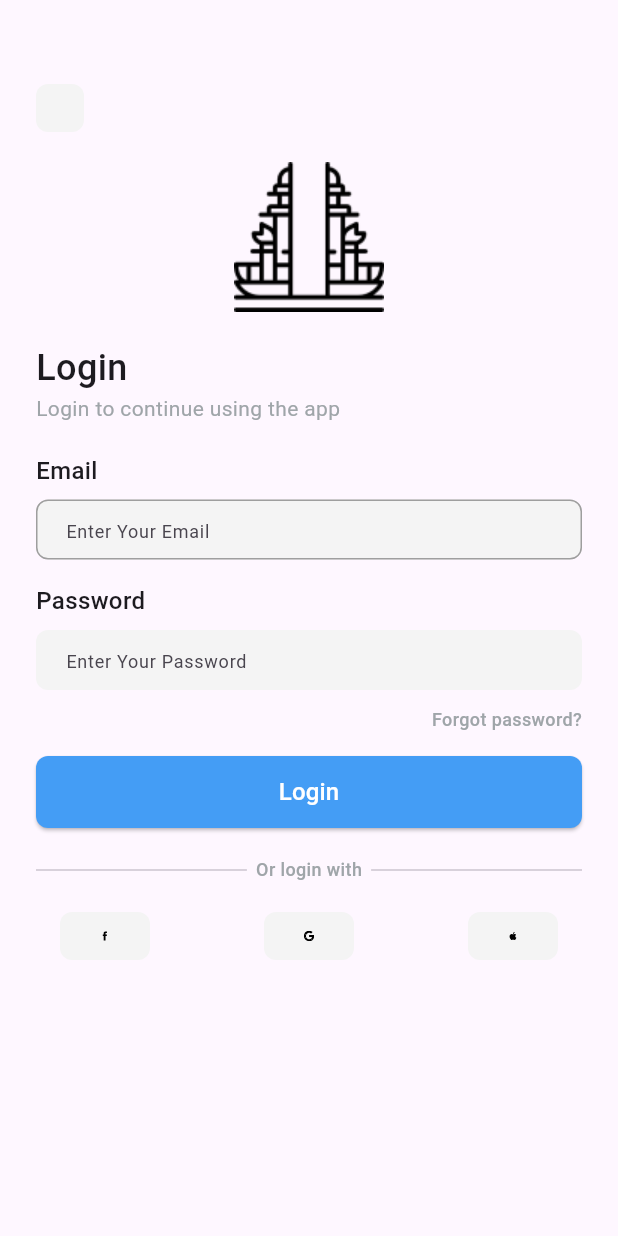
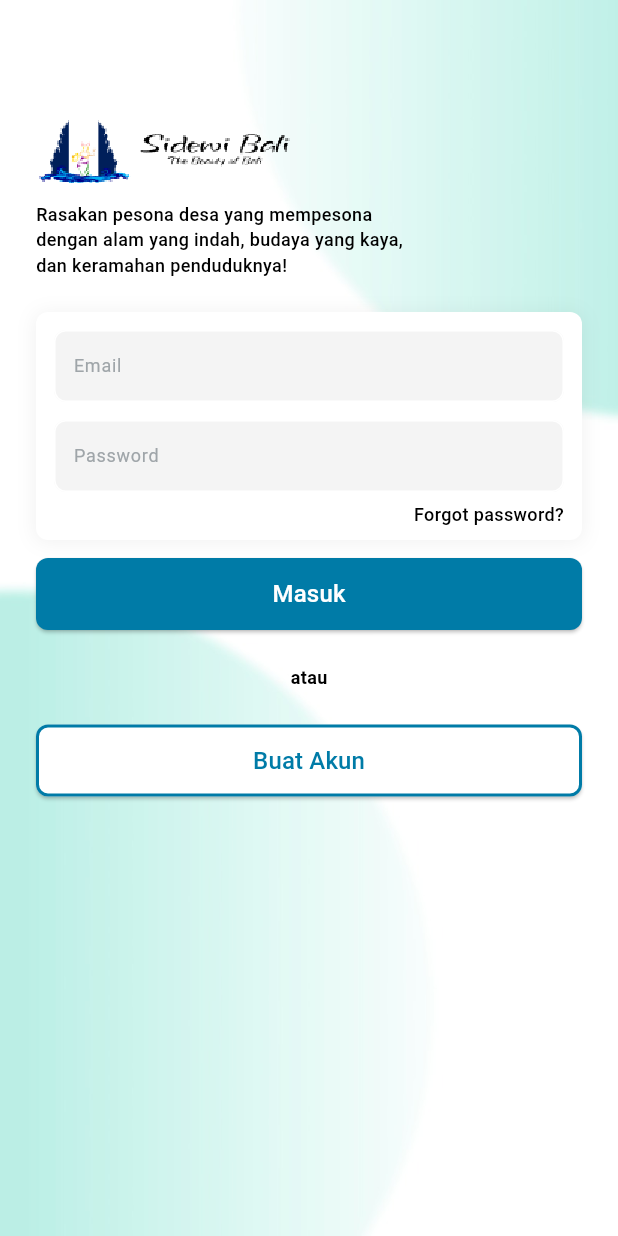
Before and after one commit to Sistem-Informasi-Desa-Wisata/sidewi-mobile-app, a Flutter app: the screen it shows after launch, on a phone screen of 412 x 824 dp. Run offline on Flutter 3.47's test engine with Material 3 defaults, Android fonts, the phone set to English and light mode, and no system bars; our stand-ins replace flutter_svg; Roboto replaces fonts that are missing (Montserrat).

Commit message:
recreate login screen, without stateful

```diff
--- a/lib/colors.dart
+++ b/lib/colors.dart
@@ -3,5 +3,5 @@ import 'package:flutter/material.dart';
 class MyColors {
   static const Color mainGrey = Color(0xFFF4F4F4);
   static const Color textGrey = Color(0xFF9FA5A9);
-  static const Color buttonColor = Color(0xFF449DF5);
+  static const Color buttonColor = Color(0xFF007BA7);
 }
--- a/lib/main.dart
+++ b/lib/main.dart
@@ -17,7 +17,7 @@ class MyApp extends StatelessWidget {
         colorScheme: ColorScheme.fromSeed(seedColor: Colors.deepPurple),
         useMaterial3: true,
       ),
-      home: const DefaultHome(),
+      home: DefaultHome(),
     );
   }
 }
@@ -28,7 +28,7 @@ class DefaultHome extends StatelessWidget {
   @override
   Widget build(BuildContext context) {
     return Scaffold(
-      resizeToAvoidBottomInset: true,
+      resizeToAvoidBottomInset: false,
       body: MainScreen(),
     );
   }
--- /dev/null
+++ b/lib/ui/screens/fake_screen.dart
@@ -0,0 +1,62 @@
+import 'package:flutter/cupertino.dart';
+import 'package:flutter/material.dart';
+import 'package:flutter/widgets.dart';
+import 'package:flutter_svg/flutter_svg.dart';
+import 'package:sidewi_mobile_app/ui/widgets/button_back_widget.dart';
+import 'package:sidewi_mobile_app/ui/widgets/button_widget.dart';
+import 'package:sidewi_mobile_app/ui/widgets/input_section_widget.dart';
+import 'package:sidewi_mobile_app/ui/widgets/text_widget.dart';
+
+class FakeScreen extends StatelessWidget {
+  const FakeScreen({super.key});
+
+  @override
+  Widget build(BuildContext context) {
+    return Scaffold(
+      body: Container(
+        width: double.infinity,
+        height: double.infinity,
+        decoration: BoxDecoration(
+          image: DecorationImage(
+            image: AssetImage('assets/images/background_decoration.jpeg'),
+            fit: BoxFit
+                .cover, // Mengisi container dengan gambar tanpa mempertahankan aspek rasio
+          ),
+        ),
+      ),
+    );
+  }
+}
+
+class FakeLoginScreen extends StatelessWidget {
+  const FakeLoginScreen({super.key});
+
+  @override
+  Widget build(BuildContext context) {
+    return Column(
+      mainAxisAlignment: MainAxisAlignment.spaceBetween,
+      children: [
+        Row(
+          mainAxisAlignment: MainAxisAlignment.end,
+          children: [
+            Container(
+              child: SvgPicture.asset(
+                'assets/icons/ic_circle_decoration1.svg',
+              ),
+            ),
+          ],
+        ),
+        Row(
+          mainAxisAlignment: MainAxisAlignment.start,
+          children: [
+            Container(
+              child: SvgPicture.asset(
+                'assets/icons/ic_circle_decoration2.svg',
+              ),
+            ),
+          ],
+        ),
+      ],
+    );
+  }
+}
--- a/lib/ui/screens/login_screen.dart
+++ b/lib/ui/screens/login_screen.dart
@@ -1,110 +1,148 @@
 import 'package:flutter/cupertino.dart';
 import 'package:flutter/material.dart';
 import 'package:flutter/widgets.dart';
+import 'package:flutter_svg/flutter_svg.dart';
 import 'package:sidewi_mobile_app/ui/widgets/button_back_widget.dart';
 import 'package:sidewi_mobile_app/ui/widgets/button_widget.dart';
 import 'package:sidewi_mobile_app/ui/widgets/input_section_widget.dart';
-import 'package:sidewi_mobile_app/ui/widgets/text_header_widget.dart';
+import 'package:sidewi_mobile_app/ui/widgets/text_widget.dart';
 
 class LoginScreen extends StatelessWidget {
   const LoginScreen({super.key});
 
   @override
   Widget build(BuildContext context) {
-    return SingleChildScrollView(
+    return Scaffold(
+      resizeToAvoidBottomInset: false,
+      body: Stack(children: [
+        Container(
+          width: double.infinity,
+          height: double.infinity,
+          decoration: BoxDecoration(
+            image: DecorationImage(
+              image: AssetImage('assets/images/background_decoration.jpeg'),
+              fit: BoxFit
+                  .cover, // Mengisi container dengan gambar tanpa mempertahankan aspek rasio
+            ),
+          ),
+        ),
+        Padding(
+          padding: const EdgeInsets.symmetric(horizontal: 24, vertical: 80),
+          child: SingleChildScrollView(
             reverse: true,
-      child: Padding(
-          padding: EdgeInsets.symmetric(
-            horizontal: 24,
-            vertical: 56,
-          ),
+            child: Container(
               child: Column(
                 crossAxisAlignment: CrossAxisAlignment.start,
                 children: [
-              ButtonBackWidget(),
+                  Padding(
+                    padding: const EdgeInsets.only(bottom: 12),
+                    child: Image.asset(
+                      'assets/images/logoBaru.png',
+                      filterQuality: FilterQuality.none,
+                    ),
+                  ),
                   SizedBox(
-                height: 20,
+                    width: 256,
+                    height: 50,
+                    child: Text(
+                      "Rasakan pesona desa yang mempesona dengan alam yang indah, budaya yang kaya, dan keramahan penduduknya!",
+                      style: const TextStyle(
+                        fontFamily: "Montserrat",
+                        fontSize: 12,
+                        fontWeight: FontWeight.w500,
+                        color: Color(0xff000000),
                       ),
-              Center(child: Image.asset('assets/images/logoDummy.png')),
-              TextHeaderWidget(),
-              InputEmailWdiget(label: "Email", desc: "Enter Your Email"),
+                      textAlign: TextAlign.left,
+                    ),
+                  ),
                   SizedBox(
-                height: 16,
+                    height: 24,
+                  ),
+                  Row(
+                    children: [
+                      Expanded(
+                        child: Padding(
+                          padding: EdgeInsets.only(bottom: 12),
+                          child: Container(
+                            child: Column(
+                              children: [
+                                InputEmailWdiget(
+                                  label: "Email",
+                                  desc: "Email",
                                 ),
                                 InputPasswordWdiget(
-                  label: "Password", desc: "Enter Your Password"),
-              SizedBox(
-                height: 12,
-              ),
+                                    label: "Password", desc: "Password"),
                                 Row(
                                   mainAxisAlignment: MainAxisAlignment.end,
                                   children: [
-                  Text(
-                    "Forgot password?",
-                    style: const TextStyle(
-                      fontFamily: "Roboto",
-                      fontSize: 12,
-                      fontWeight: FontWeight.w500,
-                      color: Color(0xff9fa5a9),
-                      height: 16 / 12,
+                                    TextSecondary(
+                                      text: "Forgot password?",
+                                    )
+                                  ],
+                                )
+                              ],
+                            ),
+                            height: 152,
+                            decoration: BoxDecoration(
+                              color: Colors.white,
+                              borderRadius: BorderRadius.circular(8),
+                              boxShadow: [
+                                BoxShadow(
+                                  offset: Offset(0,
+                                      1), // Perpindahan bayangan pada sumbu x dan y
+                                  blurRadius: 10, // Besarnya blur
+                                  spreadRadius:
+                                      1, // Jarak penyebaran bayangan dari objek
+                                  color: Color(
+                                      0x0D000000), // Warna bayangan dengan opacity (alpha) 0D
+                                ),
+                              ],
+                            ),
+                          ),
                         ),
                       ),
                     ],
                   ),
-              SizedBox(
-                height: 16,
-              ),
-              ButtonMainWidget(),
-              SizedBox(
-                height: 20,
-              ),
                   Row(
-                mainAxisAlignment: MainAxisAlignment.spaceBetween,
                     children: [
                       Expanded(
-                    child: Divider(
-                      height: 2,
+                          child: SizedBox(
+                              child: ButtonMainWidget(
+                        label: "Masuk",
+                      )))
+                    ],
                   ),
+                  Center(
+                    child: Padding(
+                      padding: EdgeInsets.symmetric(vertical: 24),
+                      child: Text(
+                        "atau",
+                        style: const TextStyle(
+                          fontFamily: "Montserrat",
+                          fontSize: 12,
+                          fontWeight: FontWeight.w600,
+                          color: Color(0xff000000),
+                          height: 15 / 12,
                         ),
-                  Padding(
-                    padding: const EdgeInsets.symmetric(horizontal: 6),
-                    child: Text(
-                      "Or login with",
-                      style: const TextStyle(
-                        fontFamily: "Roboto",
-                        fontSize: 12,
-                        fontWeight: FontWeight.w500,
-                        color: Color(0xff9fa5a9),
-                        height: 16 / 12,
+                        textAlign: TextAlign.left,
                       ),
                     ),
                   ),
+                  Row(
+                    children: [
                       Expanded(
-                    child: Divider(
-                      height: 2,
-                    ),
-                  )
+                          child: SizedBox(
+                              child: ButtonRectangleWidget(
+                        label: "Buat Akun",
+                      )))
                     ],
                   ),
-              SizedBox(
-                height: 20,
-              ),
-              Padding(
-                padding: const EdgeInsets.symmetric(horizontal: 16),
-                child: Row(
-                  mainAxisAlignment: MainAxisAlignment.spaceBetween,
-                  children: [
-                    ButtonSecondaryWidget(
-                      icon: 'assets/icons/ic_facebook.svg',
-                    ),
-                    ButtonSecondaryWidget(icon: 'assets/icons/ic_gogle.svg'),
-                    ButtonSecondaryWidget(icon: 'assets/icons/ic_apple.svg'),
                 ],
               ),
             ),
-              RichText(text: TextSpan(style: TextStyle(color: Colors.black)))
-            ],
-          )),
+          ),
+        )
+      ]),
     );
   }
 }
--- a/lib/ui/screens/main_screen.dart
+++ b/lib/ui/screens/main_screen.dart
@@ -1,4 +1,5 @@
 import 'package:flutter/material.dart';
+import 'package:sidewi_mobile_app/ui/screens/fake_screen.dart';
 import 'package:sidewi_mobile_app/ui/screens/login_screen.dart';
 
 class MainScreen extends StatelessWidget {
--- a/lib/ui/widgets/button_widget.dart
+++ b/lib/ui/widgets/button_widget.dart
@@ -3,7 +3,9 @@ import 'package:flutter_svg/flutter_svg.dart';
 import 'package:sidewi_mobile_app/colors.dart';
 
 class ButtonMainWidget extends StatelessWidget {
-  const ButtonMainWidget({super.key});
+  const ButtonMainWidget({super.key, required this.label});
+
+  final String label;
 
   @override
   Widget build(BuildContext context) {
@@ -27,8 +29,44 @@ class ButtonMainWidget extends StatelessWidget {
             ),
           ),
           child: Text(
-            'Login',
+            label,
             style: TextStyle(fontSize: 16, color: Colors.white),
+          ),
+        ),
+      ),
+    );
+  }
+}
+
+class ButtonRectangleWidget extends StatelessWidget {
+  const ButtonRectangleWidget({super.key, required this.label});
+
+  final String label;
+
+  @override
+  Widget build(BuildContext context) {
+    return Center(
+      child: SizedBox(
+        width: double.infinity,
+        child: ElevatedButton(
+          onPressed: () {
+            // Aksi yang akan dilakukan ketika tombol ditekan
+          },
+          style: ButtonStyle(
+            backgroundColor: MaterialStateProperty.all<Color>(Colors.white),
+            shape: MaterialStateProperty.all<RoundedRectangleBorder>(
+              RoundedRectangleBorder(
+                borderRadius: BorderRadius.circular(8.0),
+                side: BorderSide(color: MyColors.buttonColor, width: 2),
+              ),
+            ),
+            minimumSize: MaterialStateProperty.all<Size>(
+              Size(double.infinity, 48.0),
+            ),
+          ),
+          child: Text(
+            label,
+            style: TextStyle(fontSize: 16, color: MyColors.buttonColor),
           ),
         ),
       ),
--- a/lib/ui/widgets/input_section_widget.dart
+++ b/lib/ui/widgets/input_section_widget.dart
@@ -1,4 +1,6 @@
+import 'package:flutter/cupertino.dart';
 import 'package:flutter/material.dart';
+import 'package:flutter/widgets.dart';
 import 'package:sidewi_mobile_app/colors.dart';
 import 'package:flutter_svg/flutter_svg.dart';
 
@@ -10,43 +12,44 @@ class InputEmailWdiget extends StatelessWidget {
 
   @override
   Widget build(BuildContext context) {
-    return Column(
-      crossAxisAlignment: CrossAxisAlignment.start,
+    return Padding(
+      padding: const EdgeInsets.all(12),
+      child: Row(
         children: [
-        Text(
-          label,
-          style: TextStyle(fontWeight: FontWeight.w500, fontSize: 16),
-        ),
-        Padding(
-          padding: const EdgeInsets.only(top: 8),
+          Expanded(
             child: Container(
-            height: 40,
+              height: 48,
+              width: 288,
               child: TextField(
                 decoration: InputDecoration(
+                  labelText: desc,
+                  labelStyle: TextStyle(
+                    fontFamily: "Roboto",
+                    fontSize: 12,
+                    fontWeight: FontWeight.w400,
+                    color: Color(0xff9fa5a9),
+                    height: 16 / 12,
+                  ),
                   filled: true,
                   fillColor: MyColors.mainGrey,
                   enabledBorder: OutlineInputBorder(
                     borderRadius: BorderRadius.circular(8),
                     borderSide: BorderSide(
-                      color: Colors.grey), // Outline saat tidak di-fokus
+                        color: Colors.white), // Outline saat tidak di-fokus
                   ),
                   focusedBorder: OutlineInputBorder(
                     borderRadius: BorderRadius.circular(8),
                     borderSide:
                         BorderSide(color: Colors.blue), // Outline saat di-fokus
                   ),
-                hintText: desc,
-                hintStyle: TextStyle(
-                  fontSize: 12, // Ukuran teks 12
-                  fontWeight: FontWeight.w400, // Bobot font 400 (normal)
-                ),
                   contentPadding:
-                    EdgeInsets.symmetric(vertical: 8, horizontal: 16),
+                      EdgeInsets.symmetric(vertical: 16, horizontal: 9),
                 ),
               ),
             ),
-        )
+          ),
         ],
+      ),
     );
   }
 }
@@ -62,47 +65,55 @@ class InputPasswordWdiget extends StatelessWidget {
 
   @override
   Widget build(BuildContext context) {
-    return Column(
-      crossAxisAlignment: CrossAxisAlignment.start,
+    return Padding(
+      padding: const EdgeInsets.symmetric(horizontal: 12),
+      child: Row(
         children: [
-        Text(
-          label,
-          style: TextStyle(fontWeight: FontWeight.w500, fontSize: 16),
-        ),
-        Padding(
-          padding: const EdgeInsets.only(top: 8),
+          Expanded(
             child: Container(
-            height: 40,
+              height: 48,
+              width: 288,
               child: TextField(
                 obscureText: true,
                 obscuringCharacter: '•',
                 decoration: InputDecoration(
+                  labelText: desc,
+                  labelStyle: TextStyle(
+                    fontFamily: "Roboto",
+                    fontSize: 12,
+                    fontWeight: FontWeight.w400,
+                    color: Color(0xff9fa5a9),
+                    height: 16 / 12,
+                  ),
                   filled: true,
                   fillColor: MyColors.mainGrey,
-                border: OutlineInputBorder(
+                  enabledBorder: OutlineInputBorder(
                     borderRadius: BorderRadius.circular(8),
-                    borderSide: BorderSide.none),
-                hintText: desc,
-                hintStyle: TextStyle(
-                  fontSize: 12,
-                  fontWeight: FontWeight.w400,
+                    borderSide: BorderSide(
+                        color: Colors.white), // Outline saat tidak di-fokus
+                  ),
+                  focusedBorder: OutlineInputBorder(
+                    borderRadius: BorderRadius.circular(8),
+                    borderSide:
+                        BorderSide(color: Colors.blue), // Outline saat di-fokus
                   ),
                   contentPadding:
-                    EdgeInsets.symmetric(vertical: 8, horizontal: 16),
+                      EdgeInsets.symmetric(vertical: 16, horizontal: 9),
                   suffixIcon: Padding(
                     padding: const EdgeInsets.all(12.0),
                     child: SvgPicture.asset(
-                    'assets/icons/ic_password.svg',
-                    height: 16,
-                    width: 16,
+                      'assets/icons/ic_password_close.svg',
+                      height: 12,
+                      width: 12,
                       color: Colors.grey,
                     ),
                   ),
                 ),
               ),
             ),
-        )
+          ),
         ],
+      ),
     );
   }
 }
--- a/lib/ui/widgets/text_header_widget.dart
+++ b/lib/ui/widgets/text_widget.dart
@@ -27,3 +27,26 @@ class TextHeaderWidget extends StatelessWidget {
     );
   }
 }
+
+class TextSecondary extends StatelessWidget {
+  const TextSecondary({super.key, required this.text});
+
+  final String text;
+
+  @override
+  Widget build(BuildContext context) {
+    return Padding(
+      padding: const EdgeInsets.symmetric(vertical: 8.0, horizontal: 12),
+      child: Text(
+        text,
+        style: const TextStyle(
+          fontFamily: "Roboto",
+          fontSize: 12,
+          fontWeight: FontWeight.w500,
+          color: Color(0xff000000),
+          height: 12 / 10,
+        ),
+      ),
+    );
+  }
+}
--- a/pubspec.yaml
+++ b/pubspec.yaml
@@ -61,9 +61,9 @@ flutter:
   assets:
     - assets/icons/
     - assets/images/
-    - assets/icons/ic_apple.svg
-    - assets/icons/ic_facebook.svg
-    - assets/icons/ic_gogle.svg
+    - assets/images/background_decoration.jpeg
+    - assets/icons/ic_circle_decoration1.svg
+    - assets/icons/ic_circle_decoration2.svg
 
   #   - images/a_dot_ham.jpeg
 
```
Also changed, not shown: assets/icons/ic_apple.svg (deleted), assets/icons/ic_back.svg (deleted), assets/icons/ic_circle_decoration1.svg (added), assets/icons/ic_circle_decoration2.svg (added), assets/icons/ic_facebook.svg (deleted), assets/icons/ic_gogle.svg (deleted), assets/icons/ic_password.svg (deleted), assets/icons/ic_password_close.svg (added), assets/images/background_decoration.jpeg (added), assets/images/logoBaru.png (added). Lines whose indentation alone changed are shown as unchanged.
